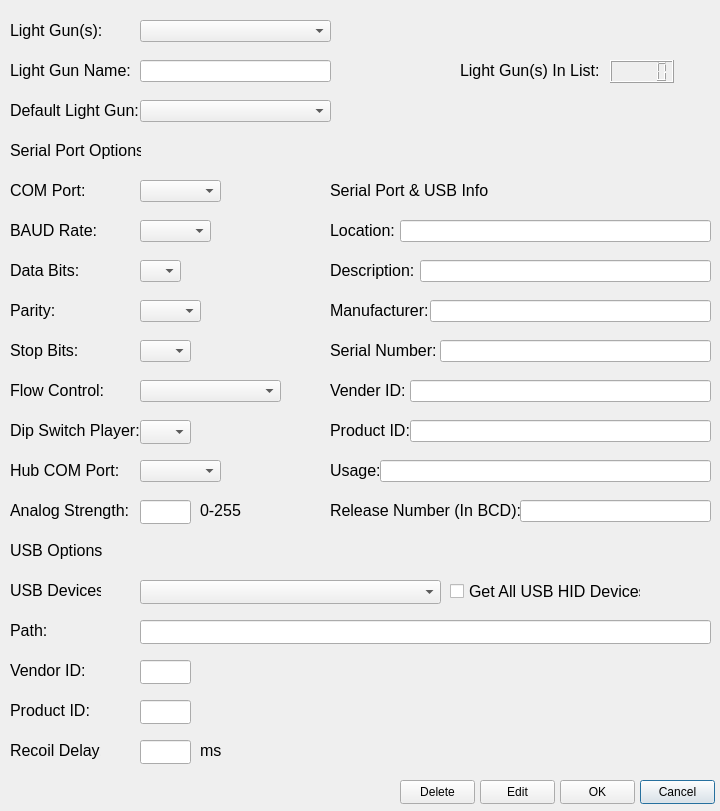
The window that Windows/editLightGunWindow.ui (6Bolt/Hook-Of-The-Reaper) describes before a commit, drawn with Qt 5.
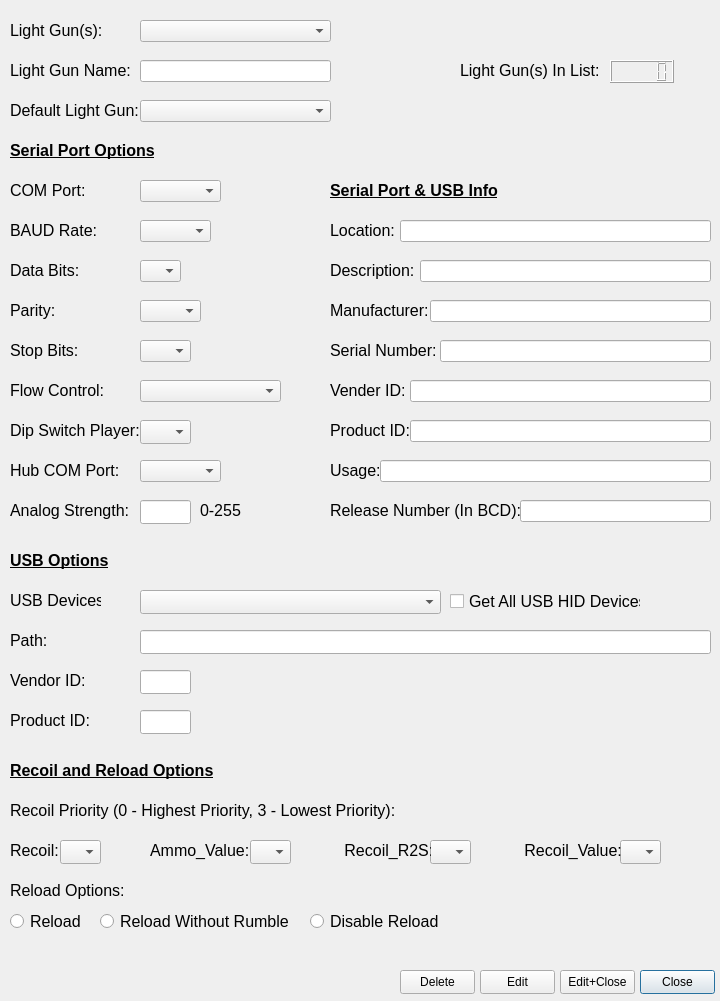
The same window after the commit.

Commit message: Release v1.1.5 Fix Bugs Add Enhancements end of major coding for light guns

```diff
--- a/Windows/editLightGunWindow.ui
+++ b/Windows/editLightGunWindow.ui
@@ -7,7 +7,7 @@
     <x>0</x>
     <y>0</y>
     <width>720</width>
-    <height>811</height>
+    <height>1001</height>
    </rect>
   </property>
   <property name="font">
@@ -77,13 +77,15 @@
     <rect>
      <x>10</x>
      <y>130</y>
-     <width>131</width>
+     <width>151</width>
      <height>41</height>
     </rect>
    </property>
    <property name="font">
     <font>
      <pointsize>12</pointsize>
+     <bold>true</bold>
+     <underline>true</underline>
     </font>
    </property>
    <property name="text">
@@ -295,7 +297,7 @@
    <property name="geometry">
     <rect>
      <x>640</x>
-     <y>780</y>
+     <y>970</y>
      <width>75</width>
      <height>24</height>
     </rect>
@@ -306,7 +308,7 @@
     </font>
    </property>
    <property name="text">
-    <string>Cancel</string>
+    <string>Close</string>
    </property>
    <property name="default">
     <bool>true</bool>
@@ -316,7 +318,7 @@
    <property name="geometry">
     <rect>
      <x>560</x>
-     <y>780</y>
+     <y>970</y>
      <width>75</width>
      <height>24</height>
     </rect>
@@ -327,7 +329,7 @@
     </font>
    </property>
    <property name="text">
-    <string>OK</string>
+    <string>Edit+Close</string>
    </property>
    <property name="autoDefault">
     <bool>false</bool>
@@ -337,7 +339,7 @@
    <property name="geometry">
     <rect>
      <x>480</x>
-     <y>780</y>
+     <y>970</y>
      <width>75</width>
      <height>24</height>
     </rect>
@@ -359,13 +361,15 @@
     <rect>
      <x>330</x>
      <y>170</y>
-     <width>161</width>
+     <width>181</width>
      <height>41</height>
     </rect>
    </property>
    <property name="font">
     <font>
      <pointsize>12</pointsize>
+     <bold>true</bold>
+     <underline>true</underline>
     </font>
    </property>
    <property name="text">
@@ -587,7 +591,7 @@
    <property name="geometry">
     <rect>
      <x>400</x>
-     <y>780</y>
+     <y>970</y>
      <width>75</width>
      <height>24</height>
     </rect>
@@ -801,7 +805,7 @@
    <property name="geometry">
     <rect>
      <x>10</x>
-     <y>570</y>
+     <y>580</y>
      <width>91</width>
      <height>41</height>
     </rect>
@@ -819,7 +823,7 @@
    <property name="geometry">
     <rect>
      <x>140</x>
-     <y>700</y>
+     <y>710</y>
      <width>51</width>
      <height>24</height>
     </rect>
@@ -840,7 +844,7 @@
    <property name="geometry">
     <rect>
      <x>140</x>
-     <y>620</y>
+     <y>630</y>
      <width>571</width>
      <height>24</height>
     </rect>
@@ -861,7 +865,7 @@
    <property name="geometry">
     <rect>
      <x>10</x>
-     <y>650</y>
+     <y>660</y>
      <width>81</width>
      <height>41</height>
     </rect>
@@ -879,14 +883,16 @@
    <property name="geometry">
     <rect>
      <x>10</x>
-     <y>530</y>
-     <width>131</width>
+     <y>540</y>
+     <width>111</width>
      <height>41</height>
     </rect>
    </property>
    <property name="font">
     <font>
      <pointsize>12</pointsize>
+     <bold>true</bold>
+     <underline>true</underline>
     </font>
    </property>
    <property name="text">
@@ -900,7 +906,7 @@
    <property name="geometry">
     <rect>
      <x>140</x>
-     <y>580</y>
+     <y>590</y>
      <width>301</width>
      <height>24</height>
     </rect>
@@ -915,7 +921,7 @@
    <property name="geometry">
     <rect>
      <x>10</x>
-     <y>690</y>
+     <y>700</y>
      <width>81</width>
      <height>41</height>
     </rect>
@@ -933,7 +939,7 @@
    <property name="geometry">
     <rect>
      <x>140</x>
-     <y>660</y>
+     <y>670</y>
      <width>51</width>
      <height>24</height>
     </rect>
@@ -954,7 +960,7 @@
    <property name="geometry">
     <rect>
      <x>10</x>
-     <y>610</y>
+     <y>620</y>
      <width>111</width>
      <height>41</height>
     </rect>
@@ -972,7 +978,7 @@
    <property name="geometry">
     <rect>
      <x>450</x>
-     <y>580</y>
+     <y>590</y>
      <width>191</width>
      <height>22</height>
     </rect>
@@ -986,63 +992,6 @@
     <string>Get All USB HID Devices</string>
    </property>
   </widget>
-  <widget class="QLineEdit" name="recoilDelayLineEdit">
-   <property name="geometry">
-    <rect>
-     <x>140</x>
-     <y>740</y>
-     <width>51</width>
-     <height>24</height>
-    </rect>
-   </property>
-   <property name="font">
-    <font>
-     <pointsize>10</pointsize>
-    </font>
-   </property>
-   <property name="alignment">
-    <set>Qt::AlignmentFlag::AlignRight|Qt::AlignmentFlag::AlignTrailing|Qt::AlignmentFlag::AlignVCenter</set>
-   </property>
-   <property name="readOnly">
-    <bool>false</bool>
-   </property>
-  </widget>
-  <widget class="QLabel" name="label_31">
-   <property name="geometry">
-    <rect>
-     <x>200</x>
-     <y>730</y>
-     <width>31</width>
-     <height>41</height>
-    </rect>
-   </property>
-   <property name="font">
-    <font>
-     <pointsize>12</pointsize>
-    </font>
-   </property>
-   <property name="text">
-    <string>ms</string>
-   </property>
-  </widget>
-  <widget class="QLabel" name="label_26">
-   <property name="geometry">
-    <rect>
-     <x>10</x>
-     <y>730</y>
-     <width>91</width>
-     <height>41</height>
-    </rect>
-   </property>
-   <property name="font">
-    <font>
-     <pointsize>12</pointsize>
-    </font>
-   </property>
-   <property name="text">
-    <string>Recoil Delay:</string>
-   </property>
-  </widget>
   <widget class="QLCDNumber" name="lgLCDNumber">
    <property name="geometry">
     <rect>
@@ -1074,6 +1023,234 @@
     <set>Qt::AlignmentFlag::AlignLeading|Qt::AlignmentFlag::AlignLeft|Qt::AlignmentFlag::AlignVCenter</set>
    </property>
   </widget>
+  <widget class="QComboBox" name="recoilR2SComboBox">
+   <property name="geometry">
+    <rect>
+     <x>430</x>
+     <y>840</y>
+     <width>41</width>
+     <height>24</height>
+    </rect>
+   </property>
+  </widget>
+  <widget class="QRadioButton" name="disableReloadradioButton">
+   <property name="geometry">
+    <rect>
+     <x>310</x>
+     <y>910</y>
+     <width>131</width>
+     <height>22</height>
+    </rect>
+   </property>
+   <property name="font">
+    <font>
+     <pointsize>12</pointsize>
+    </font>
+   </property>
+   <property name="text">
+    <string>Disable Reload</string>
+   </property>
+  </widget>
+  <widget class="QLabel" name="label_35">
+   <property name="geometry">
+    <rect>
+     <x>340</x>
+     <y>830</y>
+     <width>91</width>
+     <height>41</height>
+    </rect>
+   </property>
+   <property name="font">
+    <font>
+     <pointsize>12</pointsize>
+    </font>
+   </property>
+   <property name="text">
+    <string> Recoil_R2S:</string>
+   </property>
+  </widget>
+  <widget class="QComboBox" name="recoilValueComboBox">
+   <property name="geometry">
+    <rect>
+     <x>620</x>
+     <y>840</y>
+     <width>41</width>
+     <height>24</height>
+    </rect>
+   </property>
+  </widget>
+  <widget class="QLabel" name="label_37">
+   <property name="geometry">
+    <rect>
+     <x>10</x>
+     <y>870</y>
+     <width>121</width>
+     <height>41</height>
+    </rect>
+   </property>
+   <property name="font">
+    <font>
+     <pointsize>12</pointsize>
+    </font>
+   </property>
+   <property name="text">
+    <string>Reload Options:</string>
+   </property>
+  </widget>
+  <widget class="QRadioButton" name="reloadRadioButton">
+   <property name="geometry">
+    <rect>
+     <x>10</x>
+     <y>910</y>
+     <width>81</width>
+     <height>22</height>
+    </rect>
+   </property>
+   <property name="font">
+    <font>
+     <pointsize>12</pointsize>
+    </font>
+   </property>
+   <property name="text">
+    <string>Reload</string>
+   </property>
+  </widget>
+  <widget class="QLabel" name="label_36">
+   <property name="geometry">
+    <rect>
+     <x>520</x>
+     <y>830</y>
+     <width>101</width>
+     <height>41</height>
+    </rect>
+   </property>
+   <property name="font">
+    <font>
+     <pointsize>12</pointsize>
+    </font>
+   </property>
+   <property name="text">
+    <string> Recoil_Value:</string>
+   </property>
+  </widget>
+  <widget class="QLabel" name="label_34">
+   <property name="geometry">
+    <rect>
+     <x>10</x>
+     <y>830</y>
+     <width>51</width>
+     <height>41</height>
+    </rect>
+   </property>
+   <property name="font">
+    <font>
+     <pointsize>12</pointsize>
+    </font>
+   </property>
+   <property name="text">
+    <string>Recoil:</string>
+   </property>
+  </widget>
+  <widget class="QLabel" name="label_32">
+   <property name="geometry">
+    <rect>
+     <x>10</x>
+     <y>790</y>
+     <width>391</width>
+     <height>41</height>
+    </rect>
+   </property>
+   <property name="font">
+    <font>
+     <pointsize>12</pointsize>
+    </font>
+   </property>
+   <property name="text">
+    <string>Recoil Priority (0 - Highest Priority, 3 - Lowest Priority):</string>
+   </property>
+  </widget>
+  <widget class="QComboBox" name="recoilComboBox">
+   <property name="geometry">
+    <rect>
+     <x>60</x>
+     <y>840</y>
+     <width>41</width>
+     <height>24</height>
+    </rect>
+   </property>
+   <property name="layoutDirection">
+    <enum>Qt::LayoutDirection::LeftToRight</enum>
+   </property>
+  </widget>
+  <widget class="QLabel" name="label_33">
+   <property name="geometry">
+    <rect>
+     <x>150</x>
+     <y>830</y>
+     <width>101</width>
+     <height>41</height>
+    </rect>
+   </property>
+   <property name="font">
+    <font>
+     <pointsize>12</pointsize>
+    </font>
+   </property>
+   <property name="text">
+    <string>Ammo_Value:</string>
+   </property>
+  </widget>
+  <widget class="QLabel" name="label_38">
+   <property name="geometry">
+    <rect>
+     <x>10</x>
+     <y>750</y>
+     <width>211</width>
+     <height>41</height>
+    </rect>
+   </property>
+   <property name="font">
+    <font>
+     <pointsize>12</pointsize>
+     <bold>true</bold>
+     <underline>true</underline>
+    </font>
+   </property>
+   <property name="text">
+    <string>Recoil and Reload Options</string>
+   </property>
+   <property name="alignment">
+    <set>Qt::AlignmentFlag::AlignLeading|Qt::AlignmentFlag::AlignLeft|Qt::AlignmentFlag::AlignVCenter</set>
+   </property>
+  </widget>
+  <widget class="QComboBox" name="ammoValueComboBox">
+   <property name="geometry">
+    <rect>
+     <x>250</x>
+     <y>840</y>
+     <width>41</width>
+     <height>24</height>
+    </rect>
+   </property>
+  </widget>
+  <widget class="QRadioButton" name="reloadRumbleRadioButton">
+   <property name="geometry">
+    <rect>
+     <x>100</x>
+     <y>910</y>
+     <width>191</width>
+     <height>22</height>
+    </rect>
+   </property>
+   <property name="font">
+    <font>
+     <pointsize>12</pointsize>
+    </font>
+   </property>
+   <property name="text">
+    <string>Reload Without Rumble</string>
+   </property>
+  </widget>
  </widget>
  <tabstops>
   <tabstop>savedLightGunsComboBox</tabstop>
```
Left out of the diff: 3 changed lines with no effect on the pictures. The commit also changes 17 other files.
